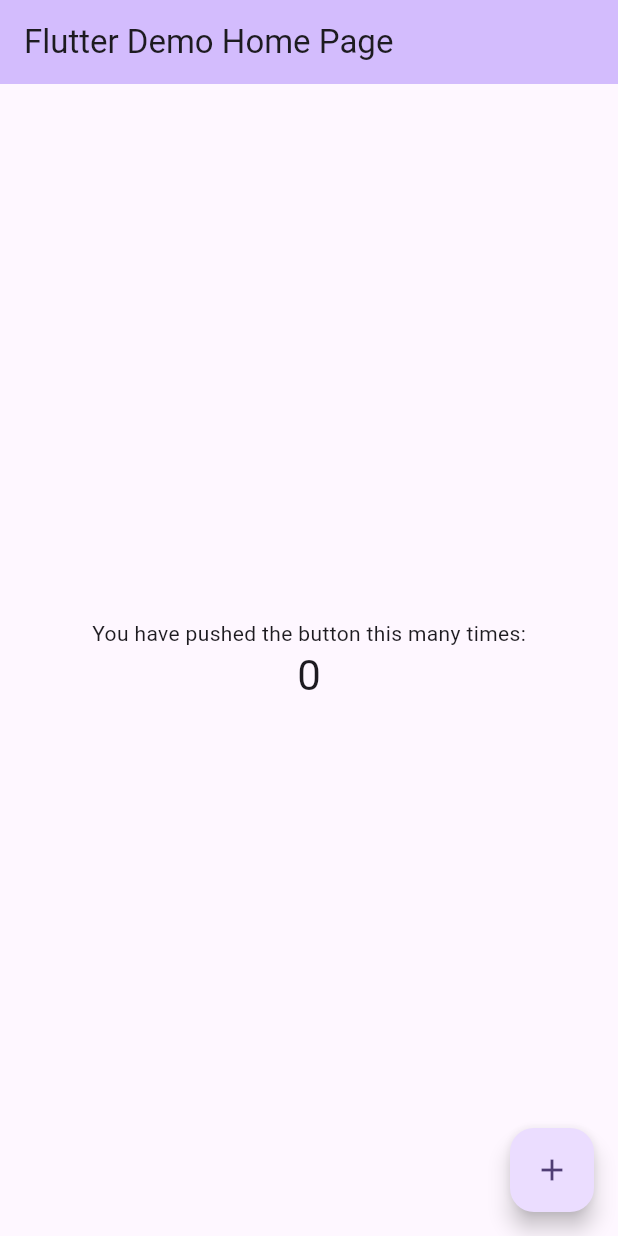
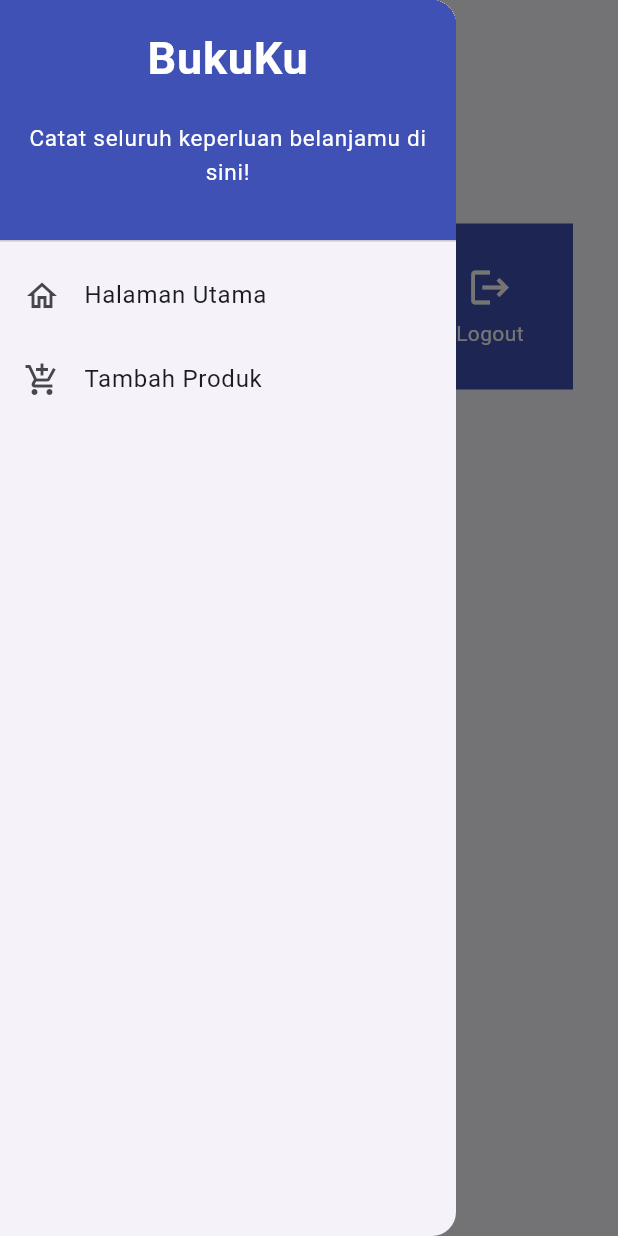
Before and after one commit to PBP-D01/BukuKu-mobile, a Flutter app: the screen it shows after launch, with the side drawer open (before the commit the screen has no drawer), on a phone screen of 412 x 824 dp. Run offline on Flutter 3.47's test engine with Material 3 defaults, Android fonts, the phone set to English and light mode, and no system bars.

Commit message:
membuat base dengan beberapa tombol dan onchange

```diff
--- a/lib/main.dart
+++ b/lib/main.dart
@@ -1,5 +1,7 @@
 import 'package:flutter/material.dart';
+import 'package:bukuku/screens/menu.dart';
 
+// /Users/joshuajodrian/repos/flutter/bin
 void main() {
   runApp(const MyApp());
 }
@@ -28,98 +30,10 @@ class MyApp extends StatelessWidget {
         //
         // This works for code too, not just values: Most code changes can be
         // tested with just a hot reload.
-        colorScheme: ColorScheme.fromSeed(seedColor: Colors.deepPurple),
+        colorScheme: ColorScheme.fromSeed(seedColor: Colors.indigo),
         useMaterial3: true,
       ),
-      home: const MyHomePage(title: 'Flutter Demo Home Page'),
+      home: MyHomePage(),
     );
   }
 }
-
-class MyHomePage extends StatefulWidget {
-  const MyHomePage({super.key, required this.title});
-
-  // This widget is the home page of your application. It is stateful, meaning
-  // that it has a State object (defined below) that contains fields that affect
-  // how it looks.
-
-  // This class is the configuration for the state. It holds the values (in this
-  // case the title) provided by the parent (in this case the App widget) and
-  // used by the build method of the State. Fields in a Widget subclass are
-  // always marked "final".
-
-  final String title;
-
-  @override
-  State<MyHomePage> createState() => _MyHomePageState();
-}
-
-class _MyHomePageState extends State<MyHomePage> {
-  int _counter = 0;
-
-  void _incrementCounter() {
-    setState(() {
-      // This call to setState tells the Flutter framework that something has
-      // changed in this State, which causes it to rerun the build method below
-      // so that the display can reflect the updated values. If we changed
-      // _counter without calling setState(), then the build method would not be
-      // called again, and so nothing would appear to happen.
-      _counter++;
-    });
-  }
-
-  @override
-  Widget build(BuildContext context) {
-    // This method is rerun every time setState is called, for instance as done
-    // by the _incrementCounter method above.
-    //
-    // The Flutter framework has been optimized to make rerunning build methods
-    // fast, so that you can just rebuild anything that needs updating rather
-    // than having to individually change instances of widgets.
-    return Scaffold(
-      appBar: AppBar(
-        // TRY THIS: Try changing the color here to a specific color (to
-        // Colors.amber, perhaps?) and trigger a hot reload to see the AppBar
-        // change color while the other colors stay the same.
-        backgroundColor: Theme.of(context).colorScheme.inversePrimary,
-        // Here we take the value from the MyHomePage object that was created by
-        // the App.build method, and use it to set our appbar title.
-        title: Text(widget.title),
-      ),
-      body: Center(
-        // Center is a layout widget. It takes a single child and positions it
-        // in the middle of the parent.
-        child: Column(
-          // Column is also a layout widget. It takes a list of children and
-          // arranges them vertically. By default, it sizes itself to fit its
-          // children horizontally, and tries to be as tall as its parent.
-          //
-          // Column has various properties to control how it sizes itself and
-          // how it positions its children. Here we use mainAxisAlignment to
-          // center the children vertically; the main axis here is the vertical
-          // axis because Columns are vertical (the cross axis would be
-          // horizontal).
-          //
-          // TRY THIS: Invoke "debug painting" (choose the "Toggle Debug Paint"
-          // action in the IDE, or press "p" in the console), to see the
-          // wireframe for each widget.
-          mainAxisAlignment: MainAxisAlignment.center,
-          children: <Widget>[
-            const Text(
-              'You have pushed the button this many times:',
-            ),
-            Text(
-              '$_counter',
-              style: Theme.of(context).textTheme.headlineMedium,
-            ),
-          ],
-        ),
-      ),
-      floatingActionButton: FloatingActionButton(
-        onPressed: _incrementCounter,
-        tooltip: 'Increment',
-        child: const Icon(Icons.add),
-      ), // This trailing comma makes auto-formatting nicer for build methods.
-    );
-  }
-}
--- /dev/null
+++ b/lib/screens/menu.dart
@@ -0,0 +1,65 @@
+import 'package:flutter/material.dart';
+
+import 'package:bukuku/widgets/left_drawer.dart';
+import 'package:bukuku/screens/shoplist_form.dart';
+
+import 'package:bukuku/widgets/shop_card.dart';
+
+class MyHomePage extends StatelessWidget {
+  MyHomePage({Key? key}) : super(key: key);
+
+  @override
+  Widget build(BuildContext context) {
+    return Scaffold(
+      appBar: AppBar(
+        title: const Text(
+          'Homework Reminders',
+        ),
+      ),
+      drawer: const LeftDrawer(),
+      body: SingleChildScrollView(
+        // Widget wrapper yang dapat discroll
+        child: Padding(
+          padding: const EdgeInsets.all(10.0), // Set padding dari halaman
+          child: Column(
+            // Widget untuk menampilkan children secara vertikal
+            children: <Widget>[
+              const Padding(
+                padding: EdgeInsets.only(top: 10.0, bottom: 10.0),
+                // Widget Text untuk menampilkan tulisan dengan alignment center dan style yang sesuai
+                child: Text(
+                  'PBP Shop', // Text yang menandakan toko
+                  textAlign: TextAlign.center,
+                  style: TextStyle(
+                    fontSize: 30,
+                    fontWeight: FontWeight.bold,
+                  ),
+                ),
+              ),
+              // Grid layout
+              GridView.count(
+                // Container pada card kita.
+                primary: true,
+                padding: const EdgeInsets.all(20),
+                crossAxisSpacing: 10,
+                mainAxisSpacing: 10,
+                crossAxisCount: 3,
+                shrinkWrap: true,
+                children: items.map((ShopItem item) {
+                  // Iterasi untuk setiap item
+                  return ShopCard(item);
+                }).toList(),
+              ),
+            ],
+          ),
+        ),
+      ),
+    );
+  }
+}
+
+final List<ShopItem> items = [
+  ShopItem("Lihat Produk", Icons.checklist),
+  ShopItem("Tambah Produk", Icons.add_shopping_cart),
+  ShopItem("Logout", Icons.logout),
+];
--- /dev/null
+++ b/lib/widgets/left_drawer.dart
@@ -0,0 +1,66 @@
+import 'package:flutter/material.dart';
+import 'package:bukuku/screens/menu.dart';
+import 'package:bukuku/screens/shoplist_form.dart';
+
+class LeftDrawer extends StatelessWidget {
+  const LeftDrawer({super.key});
+
+  @override
+  Widget build(BuildContext context) {
+    return Drawer(
+      child: ListView(
+        children: [
+          const DrawerHeader(
+            decoration: BoxDecoration(
+              color: Colors.indigo,
+            ),
+            child: Column(
+              children: [
+                Text(
+                  'BukuKu',
+                  textAlign: TextAlign.center,
+                  style: TextStyle(
+                    fontSize: 30,
+                    fontWeight: FontWeight.bold,
+                    color: Colors.white,
+                  ),
+                ),
+                Padding(padding: EdgeInsets.all(10)),
+                Text("Catat seluruh keperluan belanjamu di sini!",
+                    textAlign: TextAlign.center,
+                    style: TextStyle(
+                        fontSize: 15,
+                        color: Colors.white,
+                        fontWeight: FontWeight.normal)),
+              ],
+            ),
+          ),
+          ListTile(
+            leading: const Icon(Icons.home_outlined),
+            title: const Text('Halaman Utama'),
+            // Bagian redirection ke MyHomePage
+            onTap: () {
+              Navigator.pushReplacement(
+                  context,
+                  MaterialPageRoute(
+                    builder: (context) => MyHomePage(),
+                  ));
+            },
+          ),
+          ListTile(
+            leading: const Icon(Icons.add_shopping_cart),
+            title: const Text('Tambah Produk'),
+            // Bagian redirection ke ShopFormPage
+            onTap: () {
+              Navigator.pushReplacement(
+                  context,
+                  MaterialPageRoute(
+                    builder: (context) => ShopFormPage(),
+                  ));
+            },
+          ),
+        ],
+      ),
+    );
+  }
+}
--- /dev/null
+++ b/lib/widgets/shop_card.dart
@@ -0,0 +1,61 @@
+import 'package:flutter/material.dart';
+import 'package:bukuku/screens/shoplist_form.dart';
+
+class ShopItem {
+  final String name;
+  final IconData icon;
+
+  ShopItem(this.name, this.icon);
+}
+
+class ShopCard extends StatelessWidget {
+  final ShopItem item;
+
+  const ShopCard(this.item, {super.key}); // Constructor
+
+  @override
+  Widget build(BuildContext context) {
+    return Material(
+      color: Colors.indigo,
+      child: InkWell(
+        // Area responsive terhadap sentuhan
+        onTap: () {
+          if (item.name == "Tambah Produk") {
+            Navigator.push(
+                context,
+                MaterialPageRoute(
+                  builder: (context) => ShopFormPage(),
+                ));
+          } else {
+            ScaffoldMessenger.of(context)
+              ..hideCurrentSnackBar()
+              ..showSnackBar(SnackBar(
+                  content: Text("Kamu telah menekan tombol ${item.name}!")));
+          }
+        },
+        child: Container(
+          // Container untuk menyimpan Icon dan Text
+          padding: const EdgeInsets.all(8),
+          child: Center(
+            child: Column(
+              mainAxisAlignment: MainAxisAlignment.center,
+              children: [
+                Icon(
+                  item.icon,
+                  color: Colors.white,
+                  size: 30.0,
+                ),
+                const Padding(padding: EdgeInsets.all(3)),
+                Text(
+                  item.name,
+                  textAlign: TextAlign.center,
+                  style: const TextStyle(color: Colors.white),
+                ),
+              ],
+            ),
+          ),
+        ),
+      ),
+    );
+  }
+}
```
Also changed, not shown: lib/screens/shoplist_form.dart (added, +158 -0 lines).
